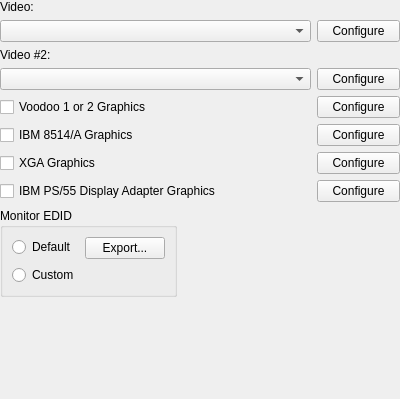
Old version of the form src/qt/qt_settingsdisplay.ui in the repository 86Box/86Box.
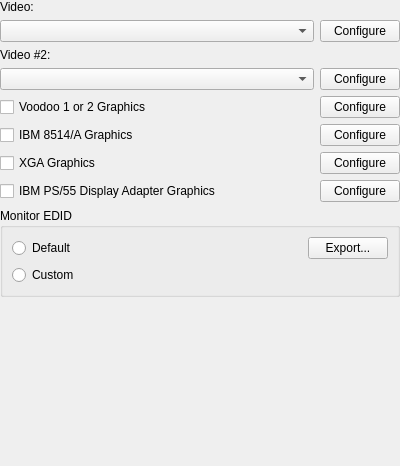
New version of the form. Custom widgets are drawn as their Qt base class.

```diff
--- a/src/qt/qt_settingsdisplay.ui
+++ b/src/qt/qt_settingsdisplay.ui
@@ -7,13 +7,13 @@
     <x>0</x>
     <y>0</y>
     <width>400</width>
-    <height>399</height>
+    <height>466</height>
    </rect>
   </property>
   <property name="windowTitle">
    <string>Form</string>
   </property>
-  <layout class="QGridLayout" name="gridLayout" columnstretch="2,1,1">
+  <layout class="QGridLayout" name="gridLayout" columnstretch="2,0,0">
    <property name="leftMargin">
     <number>0</number>
    </property>
@@ -26,22 +26,15 @@
    <property name="bottomMargin">
     <number>0</number>
    </property>
-   <item row="5" column="2">
-    <widget class="QPushButton" name="pushButtonConfigure8514">
+   <item row="4" column="0" colspan="2">
+    <widget class="QCheckBox" name="checkBoxVoodoo">
      <property name="text">
-      <string>Configure</string>
+      <string>Voodoo 1 or 2 Graphics</string>
      </property>
     </widget>
    </item>
-   <item row="4" column="2">
-    <widget class="QPushButton" name="pushButtonConfigureVoodoo">
-     <property name="text">
-      <string>Configure</string>
-     </property>
-    </widget>
-   </item>
-   <item row="3" column="2">
-    <widget class="QPushButton" name="pushButtonConfigureVideoSecondary">
+   <item row="7" column="2">
+    <widget class="QPushButton" name="pushButtonConfigureDa2">
      <property name="text">
       <string>Configure</string>
      </property>
@@ -54,40 +47,6 @@
      </property>
     </widget>
    </item>
-   <item row="7" column="0">
-    <widget class="QCheckBox" name="checkBoxDa2">
-     <property name="text">
-      <string>IBM PS/55 Display Adapter Graphics</string>
-     </property>
-    </widget>
-   </item>
-   <item row="6" column="0" colspan="2">
-    <widget class="QCheckBox" name="checkBoxXga">
-     <property name="text">
-      <string>XGA Graphics</string>
-     </property>
-    </widget>
-   </item>
-   <item row="7" column="2">
-    <widget class="QPushButton" name="pushButtonConfigureDa2">
-     <property name="text">
-      <string>Configure</string>
-     </property>
-    </widget>
-   </item>
-   <item row="1" column="0" colspan="2">
-    <widget class="QComboBox" name="comboBoxVideo">
-     <property name="sizePolicy">
-      <sizepolicy hsizetype="Expanding" vsizetype="Fixed">
-       <horstretch>0</horstretch>
-       <verstretch>0</verstretch>
-      </sizepolicy>
-     </property>
-     <property name="maxVisibleItems">
-      <number>30</number>
-     </property>
-    </widget>
-   </item>
    <item row="2" column="0">
     <widget class="QLabel" name="labelVideoSecondary">
      <property name="sizePolicy">
@@ -101,10 +60,10 @@
      </property>
     </widget>
    </item>
-   <item row="4" column="0" colspan="2">
-    <widget class="QCheckBox" name="checkBoxVoodoo">
+   <item row="5" column="2">
+    <widget class="QPushButton" name="pushButtonConfigure8514">
      <property name="text">
-      <string>Voodoo 1 or 2 Graphics</string>
+      <string>Configure</string>
      </property>
     </widget>
    </item>
@@ -115,17 +74,67 @@
      </property>
     </widget>
    </item>
-   <item row="1" column="2">
-    <widget class="QPushButton" name="pushButtonConfigureVideo">
+   <item row="8" column="0" colspan="3">
+    <widget class="QGroupBox" name="groupBox">
      <property name="sizePolicy">
-      <sizepolicy hsizetype="Minimum" vsizetype="Fixed">
+      <sizepolicy hsizetype="Expanding" vsizetype="Preferred">
        <horstretch>0</horstretch>
        <verstretch>0</verstretch>
       </sizepolicy>
      </property>
-     <property name="text">
-      <string>Configure</string>
+     <property name="title">
+      <string>Monitor EDID</string>
      </property>
+     <layout class="QVBoxLayout" name="verticalLayout">
+      <item>
+       <layout class="QHBoxLayout" name="horizontalLayout">
+        <item>
+         <widget class="QRadioButton" name="radioButtonDefault">
+          <property name="text">
+           <string>Default</string>
+          </property>
+         </widget>
+        </item>
+        <item>
+         <widget class="QPushButton" name="pushButtonExportDefault">
+          <property name="sizePolicy">
+           <sizepolicy hsizetype="Fixed" vsizetype="Fixed">
+            <horstretch>0</horstretch>
+            <verstretch>0</verstretch>
+           </sizepolicy>
+          </property>
+          <property name="text">
+           <string>Export...</string>
+          </property>
+         </widget>
+        </item>
+       </layout>
+      </item>
+      <item>
+       <layout class="QHBoxLayout" name="horizontalLayout_2">
+        <property name="sizeConstraint">
+         <enum>QLayout::SizeConstraint::SetNoConstraint</enum>
+        </property>
+        <item>
+         <widget class="QRadioButton" name="radioButtonCustom">
+          <property name="text">
+           <string>Custom</string>
+          </property>
+         </widget>
+        </item>
+        <item>
+         <widget class="FileField" name="lineEdit" native="true">
+          <property name="sizePolicy">
+           <sizepolicy hsizetype="Expanding" vsizetype="Preferred">
+            <horstretch>0</horstretch>
+            <verstretch>0</verstretch>
+           </sizepolicy>
+          </property>
+         </widget>
+        </item>
+       </layout>
+      </item>
+     </layout>
     </widget>
    </item>
    <item row="3" column="0" colspan="2">
@@ -141,20 +150,7 @@
      </property>
     </widget>
    </item>
-   <item row="0" column="0">
-    <widget class="QLabel" name="labelVideo">
-     <property name="sizePolicy">
-      <sizepolicy hsizetype="Minimum" vsizetype="Preferred">
-       <horstretch>0</horstretch>
-       <verstretch>0</verstretch>
-      </sizepolicy>
-     </property>
-     <property name="text">
-      <string>Video:</string>
-     </property>
-    </widget>
-   </item>
-   <item row="9" column="0" colspan="3">
+   <item row="10" column="0" colspan="3">
     <spacer name="verticalSpacer">
      <property name="orientation">
       <enum>Qt::Orientation::Vertical</enum>
@@ -167,40 +163,81 @@
      </property>
     </spacer>
    </item>
-   <item row="8" column="0" colspan="3">
-    <widget class="QGroupBox" name="groupBox">
-     <property name="title">
-      <string>Monitor EDID</string>
+   <item row="4" column="2">
+    <widget class="QPushButton" name="pushButtonConfigureVoodoo">
+     <property name="text">
+      <string>Configure</string>
      </property>
-     <layout class="QFormLayout" name="formLayout">
-      <property name="sizeConstraint">
-       <enum>QLayout::SizeConstraint::SetFixedSize</enum>
-      </property>
-      <item row="0" column="0">
-       <widget class="QRadioButton" name="radioButtonDefault">
-        <property name="text">
-         <string>Default</string>
-        </property>
-       </widget>
-      </item>
-      <item row="0" column="1">
-       <widget class="QPushButton" name="pushButtonExportDefault">
-        <property name="text">
-         <string>Export...</string>
-        </property>
-       </widget>
-      </item>
-      <item row="1" column="0">
-       <widget class="QRadioButton" name="radioButtonCustom">
-        <property name="text">
-         <string>Custom</string>
-        </property>
-       </widget>
-      </item>
-      <item row="1" column="1">
-       <widget class="FileField" name="lineEdit" native="true"/>
-      </item>
-     </layout>
+    </widget>
+   </item>
+   <item row="1" column="2">
+    <widget class="QPushButton" name="pushButtonConfigureVideo">
+     <property name="sizePolicy">
+      <sizepolicy hsizetype="Minimum" vsizetype="Fixed">
+       <horstretch>0</horstretch>
+       <verstretch>0</verstretch>
+      </sizepolicy>
+     </property>
+     <property name="text">
+      <string>Configure</string>
+     </property>
+    </widget>
+   </item>
+   <item row="0" column="0">
+    <widget class="QLabel" name="labelVideo">
+     <property name="sizePolicy">
+      <sizepolicy hsizetype="Minimum" vsizetype="Preferred">
+       <horstretch>0</horstretch>
+       <verstretch>0</verstretch>
+      </sizepolicy>
+     </property>
+     <property name="text">
+      <string>Video:</string>
+     </property>
+    </widget>
+   </item>
+   <item row="3" column="2">
+    <widget class="QPushButton" name="pushButtonConfigureVideoSecondary">
+     <property name="text">
+      <string>Configure</string>
+     </property>
+    </widget>
+   </item>
+   <item row="1" column="0" colspan="2">
+    <widget class="QComboBox" name="comboBoxVideo">
+     <property name="sizePolicy">
+      <sizepolicy hsizetype="Expanding" vsizetype="Fixed">
+       <horstretch>0</horstretch>
+       <verstretch>0</verstretch>
+      </sizepolicy>
+     </property>
+     <property name="maxVisibleItems">
+      <number>30</number>
+     </property>
+    </widget>
+   </item>
+   <item row="6" column="0" colspan="2">
+    <widget class="QCheckBox" name="checkBoxXga">
+     <property name="text">
+      <string>XGA Graphics</string>
+     </property>
+    </widget>
+   </item>
+   <item row="7" column="0">
+    <widget class="QCheckBox" name="checkBoxDa2">
+     <property name="text">
+      <string>IBM PS/55 Display Adapter Graphics</string>
+     </property>
+    </widget>
+   </item>
+   <item row="9" column="0" colspan="3">
+    <widget class="QWidget" name="widget" native="true">
+     <property name="sizePolicy">
+      <sizepolicy hsizetype="Preferred" vsizetype="Expanding">
+       <horstretch>0</horstretch>
+       <verstretch>0</verstretch>
+      </sizepolicy>
+     </property>
     </widget>
    </item>
   </layout>
```
